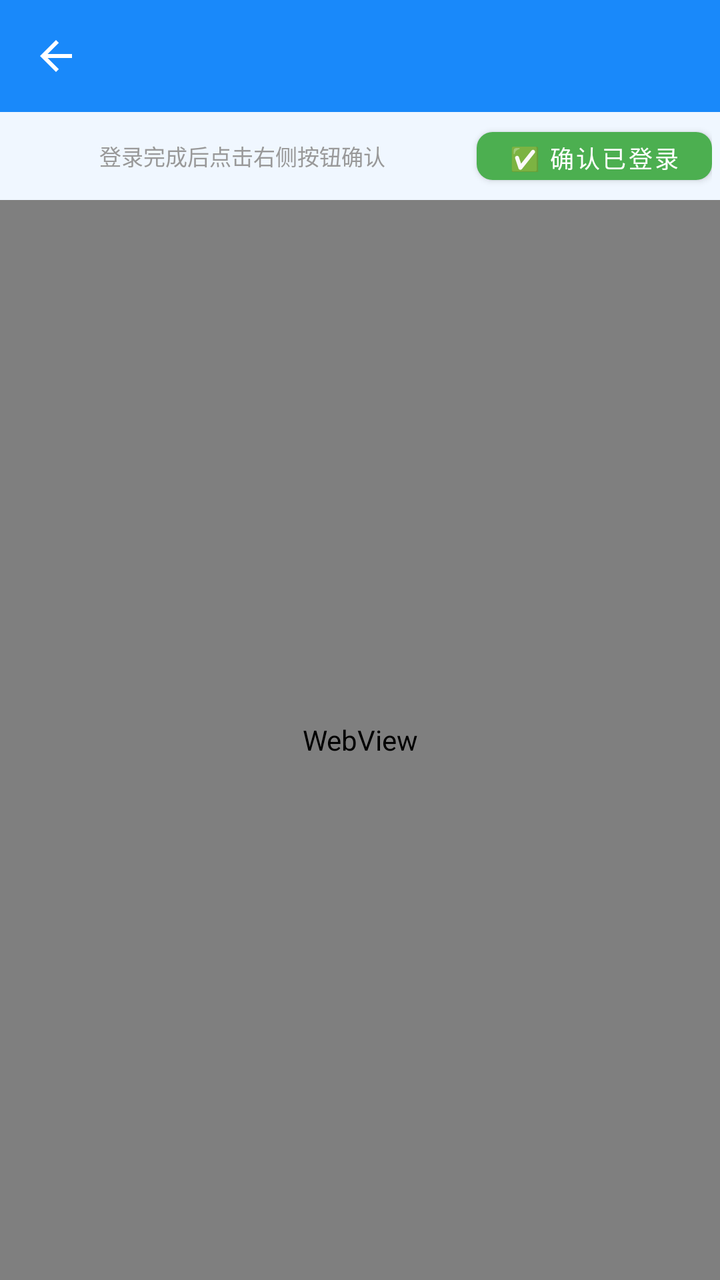
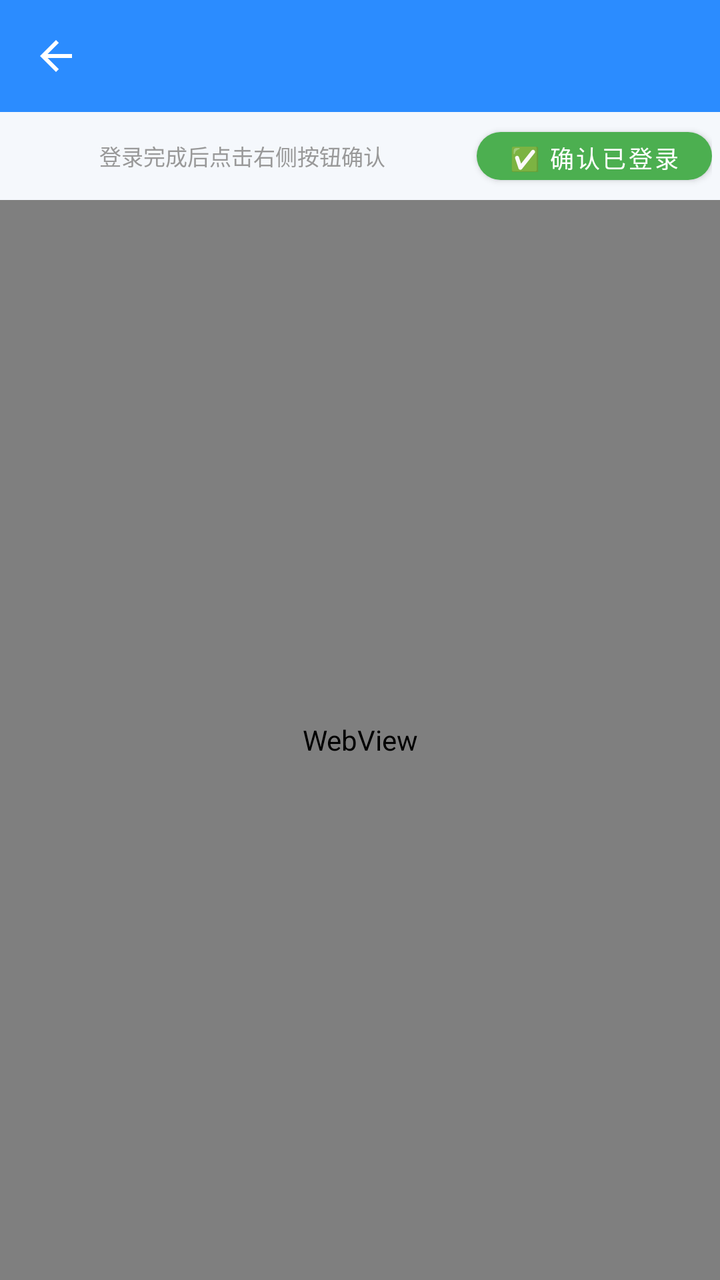

Compare the two renders of this Android layout. The source of the first and the diff that turns it into the second are given below.
<!-- AndroidManifest.xml: activity theme Theme.JichiOB -->
<!-- res/layout/activity_login_web.xml -->
<?xml version="1.0" encoding="utf-8"?>
<LinearLayout xmlns:android="http://schemas.android.com/apk/res/android"
    xmlns:app="http://schemas.android.com/apk/res-auto"
    android:layout_width="match_parent"
    android:layout_height="match_parent"
    android:orientation="vertical"
    android:fitsSystemWindows="true">

    <com.google.android.material.appbar.MaterialToolbar
        android:id="@+id/toolbar"
        android:layout_width="match_parent"
        android:layout_height="?attr/actionBarSize"
        android:background="@color/primary"
        app:navigationIcon="@drawable/ic_back"
        app:titleTextColor="@color/white" />

    <ProgressBar
        android:id="@+id/progressBar"
        style="?android:attr/progressBarStyleHorizontal"
        android:layout_width="match_parent"
        android:layout_height="wrap_content"
        android:visibility="gone" />

    <LinearLayout
        android:layout_width="match_parent"
        android:layout_height="wrap_content"
        android:orientation="horizontal"
        android:padding="4dp"
        android:gravity="center_vertical">
        <TextView
            android:layout_width="0dp"
            android:layout_height="wrap_content"
            android:layout_weight="1"
            android:text="登录完成后点击右侧按钮确认"
            android:textSize="11sp"
            android:textColor="#999999"
            android:gravity="center" />
        <com.google.android.material.button.MaterialButton
            android:id="@+id/btnConfirmLogin"
            android:layout_width="wrap_content"
            android:layout_height="36dp"
            android:text="✅ 确认已登录"
            android:textSize="12sp"
            app:backgroundTint="@color/green"
            app:cornerRadius="8dp" />
    </LinearLayout>

    
    <LinearLayout
        android:id="@+id/mobileLoginLayout"
        android:layout_width="match_parent"
        android:layout_height="match_parent"
        android:orientation="vertical"
        android:padding="24dp"
        android:gravity="center_horizontal"
        android:visibility="gone">
        <TextView
            android:id="@+id/tvMobileLoginTitle"
            android:layout_width="wrap_content"
            android:layout_height="wrap_content"
            android:text="佳明国际版登录"
            android:textSize="20sp"
            android:textStyle="bold"
            android:layout_marginBottom="8dp" />
        <TextView
            android:layout_width="wrap_content"
            android:layout_height="wrap_content"
            android:text="使用mobile SSO方式（不经过Cloudflare）"
            android:textSize="12sp"
            android:textColor="#999999"
            android:layout_marginBottom="32dp" />
        <com.google.android.material.textfield.TextInputLayout
            android:layout_width="match_parent"
            android:layout_height="wrap_content"
            android:hint="邮箱"
            app:boxBackgroundMode="outline">
            <com.google.android.material.textfield.TextInputEditText
                android:id="@+id/etEmail"
                android:layout_width="match_parent"
                android:layout_height="wrap_content"
                android:inputType="textEmailAddress"
                android:autofillHints="email" />
        </com.google.android.material.textfield.TextInputLayout>
        <com.google.android.material.textfield.TextInputLayout
            android:layout_width="match_parent"
            android:layout_height="wrap_content"
            android:hint="密码"
            android:layout_marginTop="16dp"
            app:boxBackgroundMode="outline"
            app:passwordToggleEnabled="true">
            <com.google.android.material.textfield.TextInputEditText
                android:id="@+id/etPassword"
                android:layout_width="match_parent"
                android:layout_height="wrap_content"
                android:inputType="textPassword"
                android:autofillHints="password" />
        </com.google.android.material.textfield.TextInputLayout>
        <com.google.android.material.button.MaterialButton
            android:id="@+id/btnMobileLogin"
            android:layout_width="match_parent"
            android:layout_height="48dp"
            android:text="登录"
            android:textSize="16sp"
            android:layout_marginTop="24dp"
            app:cornerRadius="12dp" />
        <TextView
            android:id="@+id/tvMobileLoginStatus"
            android:layout_width="wrap_content"
            android:layout_height="wrap_content"
            android:text=""
            android:textSize="12sp"
            android:textColor="#666666"
            android:layout_marginTop="16dp"
            android:gravity="center" />
        <View
            android:layout_width="match_parent"
            android:layout_height="1dp"
            android:background="#EEEEEE"
            android:layout_marginTop="24dp"
            android:layout_marginBottom="16dp" />
        <TextView
            android:layout_width="match_parent"
            android:layout_height="wrap_content"
            android:text="⚠️ 登录失败常见原因"
            android:textSize="13sp"
            android:textStyle="bold"
            android:textColor="#333333"
            android:layout_marginBottom="8dp" />
        <TextView
            android:layout_width="match_parent"
            android:layout_height="wrap_content"
            android:text="1. 邮箱或密码错误（注意区分大小写）\n2. 开启了两步验证(MFA)，需先关闭\n3. 触发人机验证，改用软件内浏览器登录"
            android:textSize="12sp"
            android:textColor="#666666"
            android:lineSpacingExtra="4dp"
            android:layout_marginBottom="12dp" />
        <TextView
            android:layout_width="match_parent"
            android:layout_height="wrap_content"
            android:text="【关闭两步验证步骤】"
            android:textSize="12sp"
            android:textStyle="bold"
            android:textColor="#333333"
            android:layout_marginBottom="4dp" />
        <TextView
            android:layout_width="match_parent"
            android:layout_height="wrap_content"
            android:text="① 打开佳明Connect App或访问佳明官网登录\n② 进入「设置」→「账户」→「安全设置」\n③ 找到「两步验证」选项，点击关闭\n④ 确认关闭后，返回本App重新登录"
            android:textSize="11sp"
            android:textColor="#888888"
            android:lineSpacingExtra="3dp"
            android:layout_marginBottom="8dp" />
        <TextView
            android:id="@+id/tvMfaGuide"
            android:layout_width="match_parent"
            android:layout_height="wrap_content"
            android:text="→ 前往佳明账号安全设置（手动关闭）"
            android:textSize="12sp"
            android:textColor="#1989FA"
            android:autoLink="none"
            android:clickable="true"
            android:focusable="true"
            android:layout_marginBottom="12dp" />
        <TextView
            android:id="@+id/tvFallbackLogin"
            android:layout_width="match_parent"
            android:layout_height="wrap_content"
            android:text="→ 遇到人机验证？用软件内浏览器登录"
            android:textSize="12sp"
            android:textColor="#FF6B00"
            android:clickable="true"
            android:focusable="true" />
    </LinearLayout>
    
    <LinearLayout
        android:id="@+id/igpSmsLoginLayout"
        android:layout_width="match_parent"
        android:layout_height="match_parent"
        android:orientation="vertical"
        android:padding="24dp"
        android:gravity="center_horizontal"
        android:visibility="gone">
        <TextView
            android:id="@+id/tvIgpTitle"
            android:layout_width="wrap_content"
            android:layout_height="wrap_content"
            android:text="登录 iGPSPORT"
            android:textSize="20sp"
            android:textStyle="bold"
            android:layout_marginBottom="8dp" />
        <TextView
            android:layout_width="wrap_content"
            android:layout_height="wrap_content"
            android:text="使用手机号验证码登录，无需浏览器（适配旧机型）"
            android:textSize="12sp"
            android:textColor="#999999"
            android:layout_marginBottom="32dp" />
        <com.google.android.material.textfield.TextInputLayout
            android:layout_width="match_parent"
            android:layout_height="wrap_content"
            android:hint="手机号"
            app:boxBackgroundMode="outline">
            <com.google.android.material.textfield.TextInputEditText
                android:id="@+id/etIgpPhone"
                android:layout_width="match_parent"
                android:layout_height="wrap_content"
                android:inputType="phone"
                android:maxLength="11" />
        </com.google.android.material.textfield.TextInputLayout>
        <LinearLayout
            android:layout_width="match_parent"
            android:layout_height="wrap_content"
            android:orientation="horizontal"
            android:layout_marginTop="16dp">
            <com.google.android.material.textfield.TextInputLayout
                android:layout_width="0dp"
                android:layout_height="wrap_content"
                android:layout_weight="1"
                android:hint="验证码"
                app:boxBackgroundMode="outline">
                <com.google.android.material.textfield.TextInputEditText
                    android:id="@+id/etIgpCode"
                    android:layout_width="match_parent"
                    android:layout_height="wrap_content"
                    android:inputType="number"
                    android:maxLength="6" />
            </com.google.android.material.textfield.TextInputLayout>
            <com.google.android.material.button.MaterialButton
                android:id="@+id/btnIgpSendCode"
                android:layout_width="110dp"
                android:layout_height="wrap_content"
                android:layout_marginStart="12dp"
                android:text="发送验证码"
                android:textSize="13sp"
                app:cornerRadius="8dp" />
        </LinearLayout>
        <com.google.android.material.button.MaterialButton
            android:id="@+id/btnIgpLogin"
            android:layout_width="match_parent"
            android:layout_height="48dp"
            android:text="登录"
            android:textSize="16sp"
            android:layout_marginTop="24dp"
            app:cornerRadius="12dp" />
        <TextView
            android:id="@+id/tvIgpStatus"
            android:layout_width="wrap_content"
            android:layout_height="wrap_content"
            android:text=""
            android:textSize="12sp"
            android:textColor="#666666"
            android:layout_marginTop="16dp"
            android:gravity="center" />
    </LinearLayout>
    <WebView
        android:id="@+id/webView"
        android:layout_width="match_parent"
        android:layout_height="match_parent" />
</LinearLayout>
<!-- resources referenced by this layout -->
<resources>
  <color name="green">#4CAF50</color>
  <color name="primary">#1989FA</color>
  <color name="white">#FFFFFF</color>
  <!-- drawable ic_back (drawable) -->
  <vector xmlns:android="http://schemas.android.com/apk/res/android"
      android:width="24dp"
      android:height="24dp"
      android:viewportWidth="24"
      android:viewportHeight="24">
      <path
          android:fillColor="#FFFFFF"
          android:pathData="M20,11H7.83l5.59,-5.59L12,4l-8,8 8,8 1.41,-1.41L7.83,13H20v-2z" />
  </vector>
  <style name="Theme.JichiOB" parent="Theme.MaterialComponents.Light.NoActionBar">
          <item name="colorPrimary">@color/primary</item>
          <item name="colorPrimaryDark">@color/primary_dark</item>
          <item name="colorAccent">@color/primary</item>
          <item name="android:statusBarColor">@color/splash_end</item>
          <item name="android:windowBackground">@color/bg_light</item>
      </style>
  <color name="primary_dark">#0D6ED8</color>
  <color name="splash_end">#4DAAFF</color>
  <color name="bg_light">#F0F7FF</color>
</resources>

<!-- the commit's change to res/layout/activity_login_web.xml (unified diff, before → after) -->
@@ -42,7 +42,7 @@
             android:text="✅ 确认已登录"
             android:textSize="12sp"
             app:backgroundTint="@color/green"
-            app:cornerRadius="8dp" />
+            app:cornerRadius="14dp" />
     </LinearLayout>
 
     
@@ -232,7 +232,7 @@
                 android:layout_marginStart="12dp"
                 android:text="发送验证码"
                 android:textSize="13sp"
-                app:cornerRadius="8dp" />
+                app:cornerRadius="14dp" />
         </LinearLayout>
         <com.google.android.material.button.MaterialButton
             android:id="@+id/btnIgpLogin"
<!-- resource entries referenced after the edit -->
@@ -1,7 +1,7 @@
 <!-- resources referenced by this layout -->
 <resources>
   <color name="green">#4CAF50</color>
-  <color name="primary">#1989FA</color>
+  <color name="primary">#2B8CFF</color>
   <color name="white">#FFFFFF</color>
   <!-- drawable ic_back (drawable) -->
   <vector xmlns:android="http://schemas.android.com/apk/res/android"
@@ -17,11 +17,10 @@
           <item name="colorPrimary">@color/primary</item>
           <item name="colorPrimaryDark">@color/primary_dark</item>
           <item name="colorAccent">@color/primary</item>
-          <item name="android:statusBarColor">@color/splash_end</item>
+          <item name="android:statusBarColor">@color/bg_light</item>
           <item name="android:windowBackground">@color/bg_light</item>
       </style>
-  <color name="primary_dark">#0D6ED8</color>
-  <color name="splash_end">#4DAAFF</color>
-  <color name="bg_light">#F0F7FF</color>
+  <color name="primary_dark">#1A6FDB</color>
+  <color name="bg_light">#F5F8FC</color>
 </resources>
 
